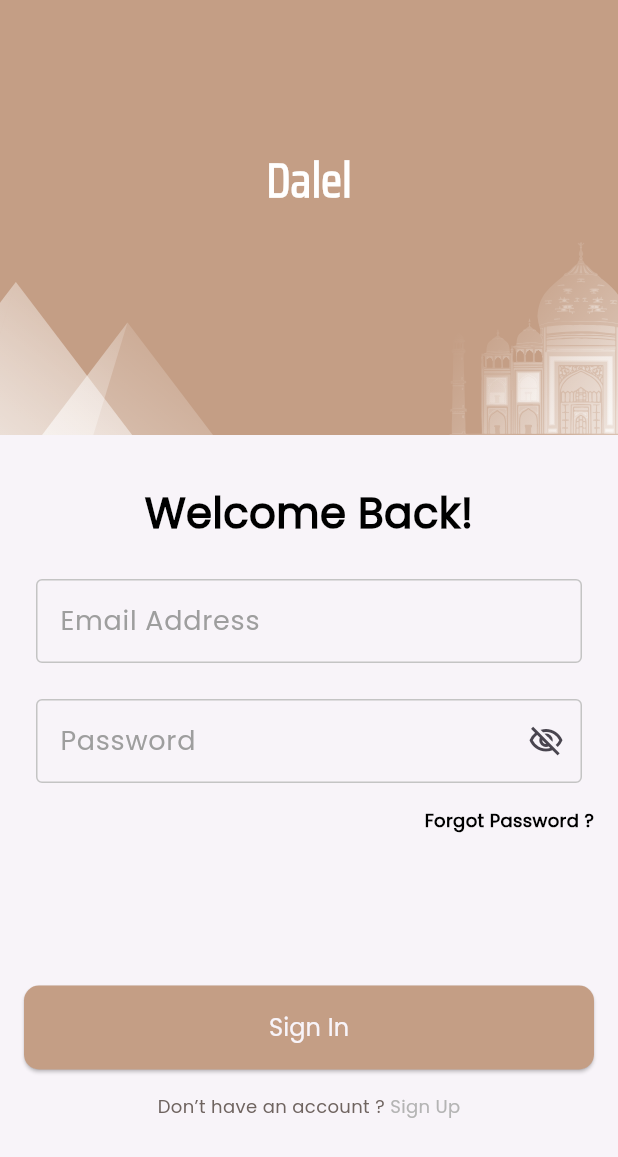
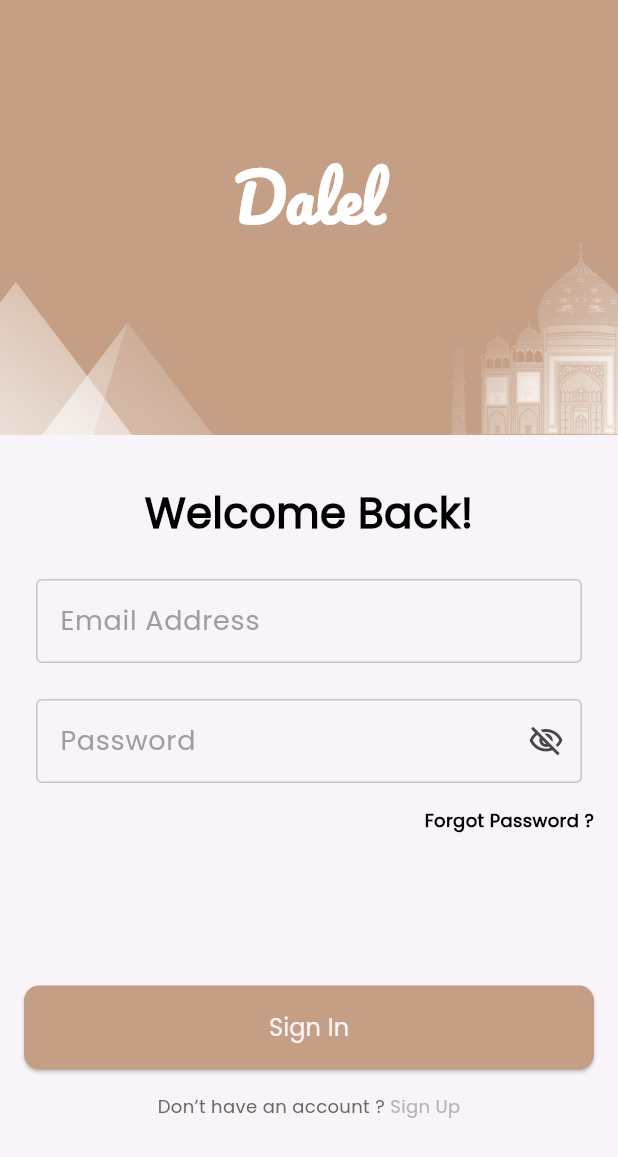
Before and after one commit to nadymahmoud/dalel_app, a Flutter app: the SignInView screen opened by its route, on a phone screen of 412 x 824 dp. Shown: the top 1157 px of the screen. Run offline on Flutter 3.47's test engine with Material 3 defaults, Android fonts, the phone set to English and light mode, and no system bars; our stand-ins replace cloud_firestore, firebase_auth, firebase_core, flutter_bloc, flutter_svg, fluttertoast and 4 more; accounts and stored records are empty.

Commit message:
finishing auth view

```diff
--- a/lib/core/routes/app_router.dart
+++ b/lib/core/routes/app_router.dart
@@ -1,6 +1,6 @@
 import 'package:dalel_app/core/services/service_locator.dart';
 import 'package:dalel_app/features/auth/presentation/auth_cubit/cubit/auth_cubit.dart';
-import 'package:dalel_app/features/auth/presentation/views/forgot_password.dart';
+import 'package:dalel_app/features/auth/presentation/views/forgot_password_view.dart';
 import 'package:dalel_app/features/auth/presentation/views/sign_in_view.dart';
 import 'package:dalel_app/features/auth/presentation/views/sign_up_view.dart';
 import 'package:dalel_app/features/home/presentation/views/home_view.dart';
--- a/lib/core/utils/app_textStyle.dart
+++ b/lib/core/utils/app_textStyle.dart
@@ -20,11 +20,11 @@ abstract class CustomTextStyle {
     color: AppColors.deepGrey,
     fontFamily: 'Poppins',
   );
-  static final saira700style32 = TextStyle(
-    fontSize: 32,
-    fontWeight: FontWeight.w700,
+  static final PacificoBoldstyle42 = TextStyle(
+    fontSize: 42,
+    fontWeight: FontWeight.bold,
     color: Colors.white,
-    fontFamily: 'Saira',
+    fontFamily: 'Pacifico',
   );
   static final Poppins500style18 = TextStyle(
     fontSize: 18,
--- a/lib/features/auth/presentation/widgets/custom_forgot_password_form.dart
+++ b/lib/features/auth/presentation/widgets/custom_forgot_password_form.dart
@@ -47,10 +47,10 @@ class CustomForgotPasswordForm extends StatelessWidget {
                           color: AppColors.primaryColor,
                         )
                       : CustomButtonWidget(
-                          onPressed: () {
+                          onPressed: () async {
                             if (authCubit.resetPasswordFormKey.currentState!
                                 .validate()) {
-                              authCubit.resetPasswordWithLink();
+                              await authCubit.resetPasswordWithLink();
                             }
                           },
                           text: AppStrings.sendResetPasswordLink,
--- a/lib/features/auth/presentation/widgets/custom_sign_in_form.dart
+++ b/lib/features/auth/presentation/widgets/custom_sign_in_form.dart
@@ -67,10 +67,10 @@ class CustomSignInForm extends StatelessWidget {
                         color: AppColors.primaryColor,
                       )
                     : CustomButtonWidget(
-                        onPressed: () {
+                        onPressed: () async {
                           if (authCubit.singInFormKey.currentState!
                               .validate()) {
-                            authCubit.signInWithEmailAndPassword();
+                            await authCubit.signInWithEmailAndPassword();
                           }
                         },
                         text: AppStrings.signIn,
--- a/lib/features/auth/presentation/widgets/custom_sign_up_form.dart
+++ b/lib/features/auth/presentation/widgets/custom_sign_up_form.dart
@@ -76,12 +76,12 @@ class CustomSignUpForm extends StatelessWidget {
                         color: authCubit.termsAndConditionCheckBoxValue == false
                             ? AppColors.grey
                             : null,
-                        onPressed: () {
+                        onPressed: () async {
                           if (authCubit.termsAndConditionCheckBoxValue ==
                               true) {
                             if (authCubit.singUpFormKey.currentState!
                                 .validate()) {
-                              authCubit.signUpWithEmailAndPassword();
+                              await authCubit.signUpWithEmailAndPassword();
                             }
                           }
                         },
--- a/lib/features/auth/presentation/widgets/welcome_banner.dart
+++ b/lib/features/auth/presentation/widgets/welcome_banner.dart
@@ -18,10 +18,7 @@ class WelcomeBanner extends StatelessWidget {
         children: [
           Text(
             AppStrings.appName,
-            style: CustomTextStyle.saira700style32,
-          ),
-          SizedBox(
-            height: 18,
+            style: CustomTextStyle.PacificoBoldstyle42,
           ),
           Row(
             crossAxisAlignment: CrossAxisAlignment.end,
--- a/pubspec.yaml
+++ b/pubspec.yaml
@@ -28,6 +28,7 @@ environment:
 # the latest version available on pub.dev. To see which dependencies have newer
 # versions available, run `flutter pub outdated`.
 dependencies:
+  cloud_firestore: ^4.14.0
   cupertino_icons: ^1.0.2
   firebase_auth: ^4.16.0
   firebase_core: ^2.24.2
```
Also changed, not shown: lib/features/auth/presentation/auth_cubit/cubit/auth_cubit.dart (+31 -16 lines), lib/features/auth/presentation/views/forgot_password_view.dart (renamed from lib/features/auth/presentation/views/forgot_password.dart), pubspec.lock, 3 other files.
